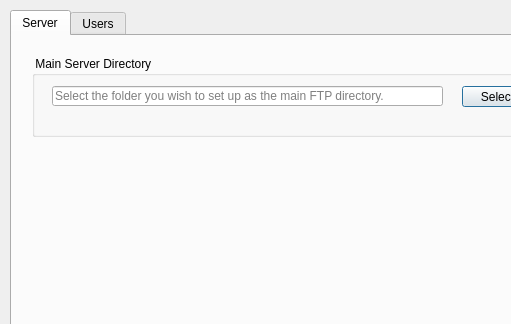
Qt form ftpServer/ui/settingsView.ui (kandabi/OpenFTP) before a commit; both pictures show x 0 to 511 and y 0 to 324 of the 657 by 524 pixel window.
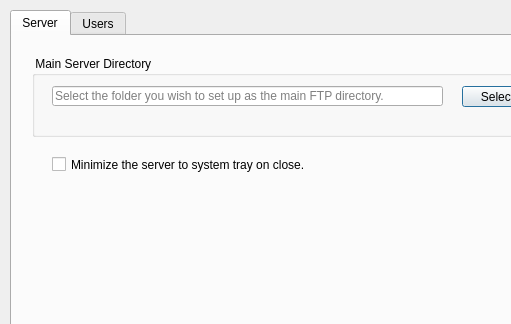
The same form after that commit.

What changed in the file:
```diff
--- a/ftpServer/ui/settingsView.ui
+++ b/ftpServer/ui/settingsView.ui
@@ -74,6 +74,19 @@
       </property>
      </widget>
     </widget>
+    <widget class="QCheckBox" name="minimizeToTray">
+     <property name="geometry">
+      <rect>
+       <x>40</x>
+       <y>120</y>
+       <width>351</width>
+       <height>17</height>
+      </rect>
+     </property>
+     <property name="text">
+      <string>Minimize the server to system tray on close.</string>
+     </property>
+    </widget>
    </widget>
    <widget class="QWidget" name="usersTab">
     <attribute name="title">
```
